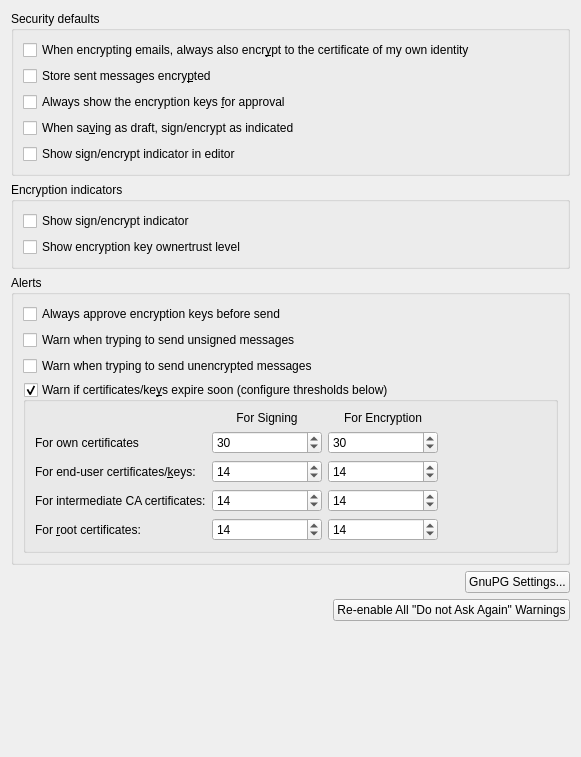
Above: src/ui/securitypageencryptiontab.ui from KDE/kmail before the change. Below: the same form after it.
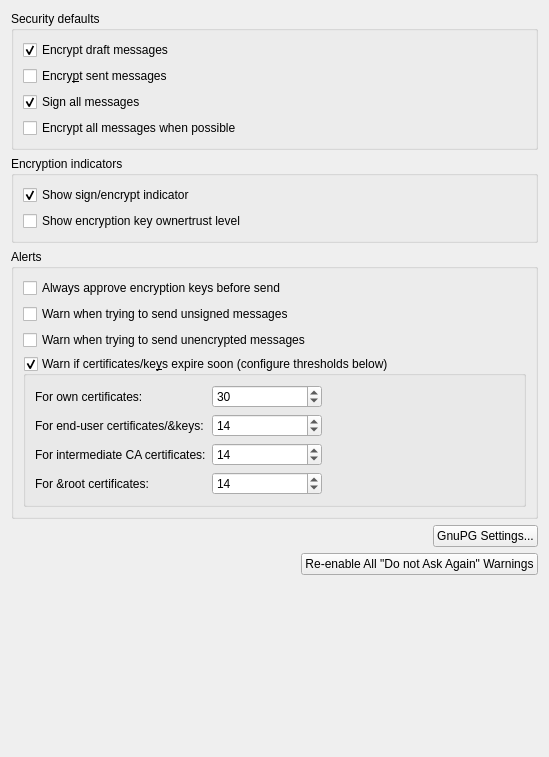
That is the form after the change. Custom widgets are drawn as their Qt base class.

Commit message: Adopt messagecomposer setting changes.

What changed in the file:
```diff
--- a/src/ui/securitypageencryptiontab.ui
+++ b/src/ui/securitypageencryptiontab.ui
@@ -6,7 +6,7 @@
    <rect>
     <x>0</x>
     <y>0</y>
-    <width>581</width>
+    <width>549</width>
     <height>757</height>
    </rect>
   </property>
@@ -18,12 +18,12 @@
      </property>
      <layout class="QVBoxLayout">
       <item>
-       <widget class="QCheckBox" name="mEncToSelf">
-        <property name="whatsThis">
-         <string>When this option is enabled, the message/file will not only be encrypted with the receiver's public key, but also with your key. This will enable you to decrypt the message/file at a later time. This is generally a good idea.</string>
-        </property>
+       <widget class="QCheckBox" name="mAlwaysEncryptWhenSavingInDrafts">
         <property name="text">
-         <string>When encrypting emails, always also encr&amp;ypt to the certificate of my own identity</string>
+         <string>Encrypt draft messages</string>
+        </property>
+        <property name="checked">
+         <bool>true</bool>
         </property>
        </widget>
       </item>
@@ -41,7 +41,7 @@
 &lt;/p&gt;&lt;/qt&gt;</string>
         </property>
         <property name="text">
-         <string>Store sent messages encry&amp;pted</string>
+         <string>Encry&amp;pt sent messages</string>
         </property>
         <property name="checked">
          <bool>false</bool>
@@ -49,26 +49,19 @@
        </widget>
       </item>
       <item>
-       <widget class="QCheckBox" name="mShowKeyApprovalDlg">
-        <property name="whatsThis">
-         <string>When this option is enabled, the application will always show you a list of public keys from which you can choose the one it will use for encryption. If it is off, the application will only show the dialog if it cannot find the right key or if there are several which could be used.</string>
-        </property>
+       <widget class="QCheckBox" name="mAutoSign">
         <property name="text">
-         <string>Always show the encryption keys &amp;for approval</string>
+         <string>Sign all messages</string>
         </property>
-       </widget>
-      </item>
-      <item>
-       <widget class="QCheckBox" name="mAlwaysEncryptWhenSavingInDrafts">
-        <property name="text">
-         <string>When sa&amp;ving as draft, sign/encrypt as indicated</string>
+        <property name="checked">
+         <bool>true</bool>
         </property>
        </widget>
       </item>
       <item>
-       <widget class="QCheckBox" name="mShowEncSignIndicator">
+       <widget class="QCheckBox" name="mAutoEncrypt">
         <property name="text">
-         <string>Show sign/encrypt indicator in editor</string>
+         <string>Encrypt all messages when possible</string>
         </property>
        </widget>
       </item>
@@ -82,10 +75,13 @@
      </property>
      <layout class="QVBoxLayout">
       <item>
-       <widget class="QCheckBox" name="mShowEncSignIndicator2">
+       <widget class="QCheckBox" name="mShowEncSignIndicator">
         <property name="text">
          <string>Show sign/encrypt indicator</string>
         </property>
+        <property name="checked">
+         <bool>true</bool>
+        </property>
        </widget>
       </item>
       <item>
@@ -105,7 +101,7 @@
      </property>
      <layout class="QVBoxLayout">
       <item>
-       <widget class="QCheckBox" name="mShowEncSignIndicator4">
+       <widget class="QCheckBox" name="mShowKeyApprovalDlg">
         <property name="text">
          <string>Always approve encryption keys before send</string>
         </property>
@@ -114,14 +110,14 @@
       <item>
        <widget class="QCheckBox" name="mWarnUnsigned">
         <property name="text">
-         <string>Warn when tryping to send unsigned messages</string>
+         <string>Warn when trying to send unsigned messages</string>
         </property>
        </widget>
       </item>
       <item>
        <widget class="QCheckBox" name="warnUnencryptedCB">
         <property name="text">
-         <string>Warn when tryping to send unencrypted messages</string>
+         <string>Warn when trying to send unencrypted messages</string>
         </property>
        </widget>
       </item>
@@ -137,20 +133,7 @@
          <bool>true</bool>
         </property>
         <layout class="QGridLayout" name="_2">
-         <item row="0" column="2">
-          <widget class="QLabel" name="textLabel2_2">
-           <property name="text">
-            <string>For Encryption</string>
-           </property>
-           <property name="alignment">
-            <set>Qt::AlignCenter</set>
-           </property>
-           <property name="wordWrap">
-            <bool>false</bool>
-           </property>
-          </widget>
-         </item>
-         <item row="2" column="0">
+         <item row="1" column="0">
           <widget class="QLabel" name="textLabel1">
            <property name="text">
             <string>For end-user certificates/&amp;keys:</string>
@@ -158,91 +141,9 @@
            <property name="wordWrap">
             <bool>false</bool>
            </property>
-           <property name="buddy">
-            <cstring>mWarnSignKeyExpiresSB</cstring>
-           </property>
-          </widget>
-         </item>
-         <item row="4" column="2">
-          <widget class="KPluralHandlingSpinBox" name="mWarnEncrRootCertExpiresSB">
-           <property name="sizePolicy">
-            <sizepolicy hsizetype="Preferred" vsizetype="Fixed">
-             <horstretch>0</horstretch>
-             <verstretch>0</verstretch>
-            </sizepolicy>
-           </property>
-           <property name="minimumSize">
-            <size>
-             <width>110</width>
-             <height>0</height>
-            </size>
-           </property>
-           <property name="toolTip">
-            <string>Select the number of days here</string>
-           </property>
-           <property name="whatsThis">
-            <string>&lt;qt&gt;
-&lt;h1&gt;Warn If Root Certificate Expires&lt;/h1&gt;
-Select the minimum number of days the root certificate should be valid without issuing a warning.
-&lt;p&gt;
-The recommended SPHINX setting is 14 days.
-&lt;/p&gt;&lt;/qt&gt;</string>
-           </property>
-           <property name="minimum">
-            <number>1</number>
-           </property>
-           <property name="maximum">
-            <number>999</number>
-           </property>
-           <property name="value">
-            <number>14</number>
-           </property>
           </widget>
          </item>
          <item row="2" column="1">
-          <widget class="KPluralHandlingSpinBox" name="mWarnSignKeyExpiresSB">
-           <property name="minimumSize">
-            <size>
-             <width>110</width>
-             <height>0</height>
-            </size>
-           </property>
-           <property name="toolTip">
-            <string>Select the number of days here</string>
-           </property>
-           <property name="whatsThis">
-            <string>&lt;qt&gt;
-&lt;h1&gt;Warn If Signature Certificate Expires&lt;/h1&gt;
-Select the minimum number of days the signature certificate should be valid without issuing a warning.
-&lt;p&gt;
-The recommended SPHINX setting is 14 days.
-&lt;/p&gt;&lt;/qt&gt;</string>
-           </property>
-           <property name="minimum">
-            <number>1</number>
-           </property>
-           <property name="maximum">
-            <number>999</number>
-           </property>
-           <property name="value">
-            <number>14</number>
-           </property>
-          </widget>
-         </item>
-         <item row="3" column="0">
-          <widget class="QLabel" name="textLabel1_2">
-           <property name="text">
-            <string>For intermediate CA certificates:</string>
-           </property>
-           <property name="wordWrap">
-            <bool>false</bool>
-           </property>
-           <property name="buddy">
-            <cstring>mWarnSignChainCertExpiresSB</cstring>
-           </property>
-          </widget>
-         </item>
-         <item row="3" column="2">
           <widget class="KPluralHandlingSpinBox" name="mWarnEncrChainCertExpiresSB">
            <property name="sizePolicy">
             <sizepolicy hsizetype="Preferred" vsizetype="Fixed">
@@ -278,7 +179,93 @@
            </property>
           </widget>
          </item>
-         <item row="3" column="3">
+         <item row="1" column="1">
+          <widget class="KPluralHandlingSpinBox" name="mWarnEncrKeyExpiresSB">
+           <property name="sizePolicy">
+            <sizepolicy hsizetype="Preferred" vsizetype="Fixed">
+             <horstretch>0</horstretch>
+             <verstretch>0</verstretch>
+            </sizepolicy>
+           </property>
+           <property name="minimumSize">
+            <size>
+             <width>110</width>
+             <height>0</height>
+            </size>
+           </property>
+           <property name="toolTip">
+            <string>Select the number of days here</string>
+           </property>
+           <property name="whatsThis">
+            <string>&lt;qt&gt;
+&lt;h1&gt;Warn If Encryption Certificate Expires&lt;/h1&gt;
+Select the minimum number of days the encryption certificate should be valid without issuing a warning.
+&lt;p&gt;
+The recommended SPHINX setting is 14 days.
+&lt;/p&gt;&lt;/qt&gt;</string>
+           </property>
+           <property name="minimum">
+            <number>1</number>
+           </property>
+           <property name="maximum">
+            <number>999</number>
+           </property>
+           <property name="value">
+            <number>14</number>
+           </property>
+          </widget>
+         </item>
+         <item row="0" column="0">
+          <widget class="QLabel" name="textLabel7">
+           <property name="text">
+            <string>For own certificates:</string>
+           </property>
+           <property name="wordWrap">
+            <bool>false</bool>
+           </property>
+          </widget>
+         </item>
+         <item row="0" column="1">
+          <widget class="KPluralHandlingSpinBox" name="mWarnEncrOwnKeyExpiresSB">
+           <property name="minimumSize">
+            <size>
+             <width>110</width>
+             <height>0</height>
+            </size>
+           </property>
+           <property name="toolTip">
+            <string>Select the number of days here</string>
+           </property>
+           <property name="whatsThis">
+            <string>&lt;qt&gt;
+&lt;h1&gt;Warn If own Certificates Expires&lt;/h1&gt;
+Select the minimum number of days own certificate should be valid without issuing a warning.
+&lt;p&gt;
+The recommended SPHINX setting is 30 days.
+&lt;/p&gt;&lt;/qt&gt;</string>
+           </property>
+           <property name="minimum">
+            <number>1</number>
+           </property>
+           <property name="maximum">
+            <number>999</number>
+           </property>
+           <property name="value">
+            <number>30</number>
+           </property>
+          </widget>
+         </item>
+         <item row="3" column="0">
+          <widget class="QLabel" name="textLabel1_2_2">
+           <property name="text">
+            <string>For &amp;root certificates:</string>
+           </property>
+           <property name="wordWrap">
+            <bool>false</bool>
+           </property>
+          </widget>
+         </item>
+         <item row="2" column="2">
           <spacer name="spacer5">
            <property name="orientation">
             <enum>Qt::Horizontal</enum>
@@ -295,50 +282,7 @@
           </spacer>
          </item>
          <item row="3" column="1">
-          <widget class="KPluralHandlingSpinBox" name="mWarnSignChainCertExpiresSB">
-           <property name="minimumSize">
-            <size>
-             <width>110</width>
-             <height>0</height>
-            </size>
-           </property>
-           <property name="toolTip">
-            <string>Select the number of days here</string>
-           </property>
-           <property name="whatsThis">
-            <string>&lt;qt&gt;
-&lt;h1&gt;Warn If CA Certificate Expires&lt;/h1&gt;
-Select the minimum number of days the CA certificate should be valid without issuing a warning.
-&lt;p&gt;
-The recommended SPHINX setting is 14 days.
-&lt;/p&gt;&lt;/qt&gt;</string>
-           </property>
-           <property name="minimum">
-            <number>1</number>
-           </property>
-           <property name="maximum">
-            <number>999</number>
-           </property>
-           <property name="value">
-            <number>14</number>
-           </property>
-          </widget>
-         </item>
-         <item row="4" column="0">
-          <widget class="QLabel" name="textLabel1_2_2">
-           <property name="text">
-            <string>For &amp;root certificates:</string>
-           </property>
-           <property name="wordWrap">
-            <bool>false</bool>
-           </property>
-           <property name="buddy">
-            <cstring>mWarnSignRootCertExpiresSB</cstring>
-           </property>
-          </widget>
-         </item>
-         <item row="2" column="2">
-          <widget class="KPluralHandlingSpinBox" name="mWarnEncrKeyExpiresSB">
+          <widget class="KPluralHandlingSpinBox" name="mWarnEncrRootCertExpiresSB">
            <property name="sizePolicy">
             <sizepolicy hsizetype="Preferred" vsizetype="Fixed">
              <horstretch>0</horstretch>
@@ -356,49 +300,6 @@
            </property>
            <property name="whatsThis">
             <string>&lt;qt&gt;
-&lt;h1&gt;Warn If Encryption Certificate Expires&lt;/h1&gt;
-Select the minimum number of days the encryption certificate should be valid without issuing a warning.
-&lt;p&gt;
-The recommended SPHINX setting is 14 days.
-&lt;/p&gt;&lt;/qt&gt;</string>
-           </property>
-           <property name="minimum">
-            <number>1</number>
-           </property>
-           <property name="maximum">
-            <number>999</number>
-           </property>
-           <property name="value">
-            <number>14</number>
-           </property>
-          </widget>
-         </item>
-         <item row="0" column="1">
-          <widget class="QLabel" name="textLabel2">
-           <property name="text">
-            <string>For Signing</string>
-           </property>
-           <property name="alignment">
-            <set>Qt::AlignCenter</set>
-           </property>
-           <property name="wordWrap">
-            <bool>false</bool>
-           </property>
-          </widget>
-         </item>
-         <item row="4" column="1">
-          <widget class="KPluralHandlingSpinBox" name="mWarnSignRootCertExpiresSB">
-           <property name="minimumSize">
-            <size>
-             <width>110</width>
-             <height>0</height>
-            </size>
-           </property>
-           <property name="toolTip">
-            <string>Select the number of days here</string>
-           </property>
-           <property name="whatsThis">
-            <string>&lt;qt&gt;
 &lt;h1&gt;Warn If Root Certificate Expires&lt;/h1&gt;
 Select the minimum number of days the root certificate should be valid without issuing a warning.
 &lt;p&gt;
@@ -416,76 +317,13 @@
            </property>
           </widget>
          </item>
-         <item row="1" column="0">
-          <widget class="QLabel" name="textLabel7">
+         <item row="2" column="0">
+          <widget class="QLabel" name="textLabel1_2">
            <property name="text">
-            <string>For own certificates</string>
+            <string>For intermediate CA certificates:</string>
            </property>
            <property name="wordWrap">
             <bool>false</bool>
-           </property>
-           <property name="buddy">
-            <cstring>mWarnSignOwnKeyExpiresSB</cstring>
-           </property>
-          </widget>
-         </item>
-         <item row="1" column="1">
-          <widget class="KPluralHandlingSpinBox" name="mWarnSignOwnKeyExpiresSB">
-           <property name="minimumSize">
-            <size>
-             <width>110</width>
-             <height>0</height>
-            </size>
-           </property>
-           <property name="toolTip">
-            <string>Select the number of days here</string>
-           </property>
-           <property name="whatsThis">
-            <string>&lt;qt&gt;
-&lt;h1&gt;Warn If own Certificates Expires&lt;/h1&gt;
-Select the minimum number of days own certificate should be valid without issuing a warning.
-&lt;p&gt;
-The recommended SPHINX setting is 30 days.
-&lt;/p&gt;&lt;/qt&gt;</string>
-           </property>
-           <property name="minimum">
-            <number>1</number>
-           </property>
-           <property name="maximum">
-            <number>999</number>
-           </property>
-           <property name="value">
-            <number>30</number>
-           </property>
-          </widget>
-         </item>
-         <item row="1" column="2">
-          <widget class="KPluralHandlingSpinBox" name="mWarnEncrOwnKeyExpiresSB">
-           <property name="minimumSize">
-            <size>
-             <width>110</width>
-             <height>0</height>
-            </size>
-           </property>
-           <property name="toolTip">
-            <string>Select the number of days here</string>
-           </property>
-           <property name="whatsThis">
-            <string>&lt;qt&gt;
-&lt;h1&gt;Warn If own Certificates Expires&lt;/h1&gt;
-Select the minimum number of days own certificate should be valid without issuing a warning.
-&lt;p&gt;
-The recommended SPHINX setting is 30 days.
-&lt;/p&gt;&lt;/qt&gt;</string>
-           </property>
-           <property name="minimum">
-            <number>1</number>
-           </property>
-           <property name="maximum">
-            <number>999</number>
-           </property>
-           <property name="value">
-            <number>30</number>
            </property>
           </widget>
          </item>
```
Left out of the diff: 5 changed lines with no effect on the pictures. The commit also changes 2 other files.
